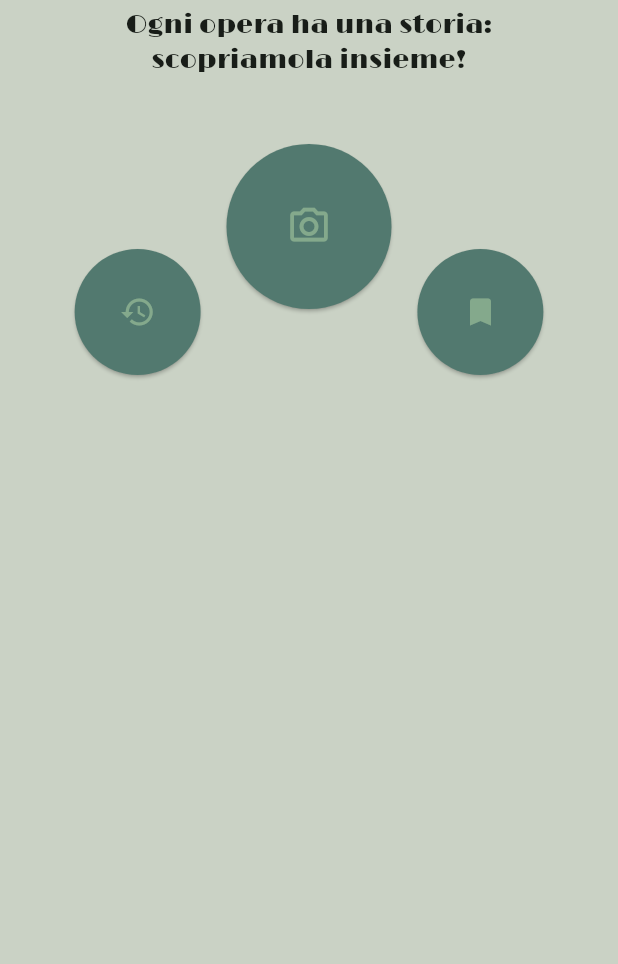
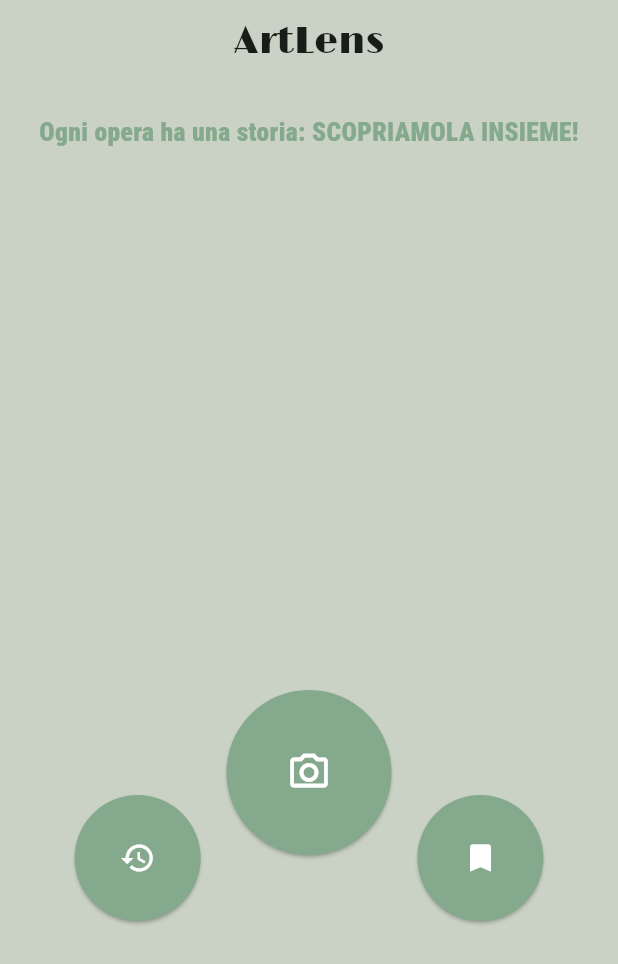
Before and after one commit to akzSermona/ArtLens, a Flutter app: the screen it shows after launch, on a phone screen of 412 x 824 dp. Shown: the top 964 px of the screen. Run offline on Flutter 3.47's test engine with Material 3 defaults, Android fonts, the phone set to English and light mode, and no system bars; our stand-ins replace image_picker.

Commit message:
refactor HomeScreen layout and button styles; update app bar title and add descriptive text

```diff
--- a/lib/screens/home_screen.dart
+++ b/lib/screens/home_screen.dart
@@ -1,3 +1,4 @@
+import 'package:artlens/main.dart';
 import 'package:flutter/material.dart';
 import 'package:artlens/screens/history_screen.dart';
 import 'package:artlens/screens/saved_screen.dart';
@@ -28,9 +29,9 @@ class _HomeScreenState extends State<HomeScreen> {
         style: ElevatedButton.styleFrom(
           shape: const CircleBorder(),
           padding: const EdgeInsets.all(30),
-          backgroundColor: const Color.fromRGBO(82, 121, 111, 1),
+          backgroundColor: customColorScheme.primary,
         ),
-        child: Icon(icon, size: 24),
+        child: Icon(icon, size: 24, color: customColorScheme.onPrimary),
       );
     }
 
@@ -45,9 +46,9 @@ class _HomeScreenState extends State<HomeScreen> {
         style: ElevatedButton.styleFrom(
           shape: const CircleBorder(),
           padding: const EdgeInsets.all(40),
-          backgroundColor: Color.fromRGBO(82, 121, 111, 1),
+          backgroundColor: customColorScheme.primary,
         ),
-        child: Icon(icon, size: 30),
+        child: Icon(icon, size: 30, color: customColorScheme.onPrimary),
       );
     }
 
@@ -80,13 +81,28 @@ class _HomeScreenState extends State<HomeScreen> {
     return Scaffold(
       appBar: AppBar(
         title: const Text(
-          'Ogni opera ha una storia:\nscopriamola insieme!',
-          style: TextStyle(fontFamily: 'Limelight', fontSize: 18),
+          'ArtLens',
+          style: TextStyle(fontFamily: 'Limelight', fontSize: 25),
           textAlign: TextAlign.center,
         ),
         centerTitle: true,
       ),
-      body: Column(children: [Expanded(child: mainContent)]),
+      body: Column(
+        children: [
+          SizedBox(height: 20),
+          Text(
+            'Ogni opera ha una storia: SCOPRIAMOLA INSIEME!',
+            style: TextStyle(
+              fontFamily: 'RobotoCondensed',
+              fontSize: 17,
+              color: customColorScheme.primary,
+            ),
+            textAlign: TextAlign.center,
+          ),
+          SizedBox(height: 320),
+          Expanded(child: mainContent),
+        ],
+      ),
     );
   }
 }
```
